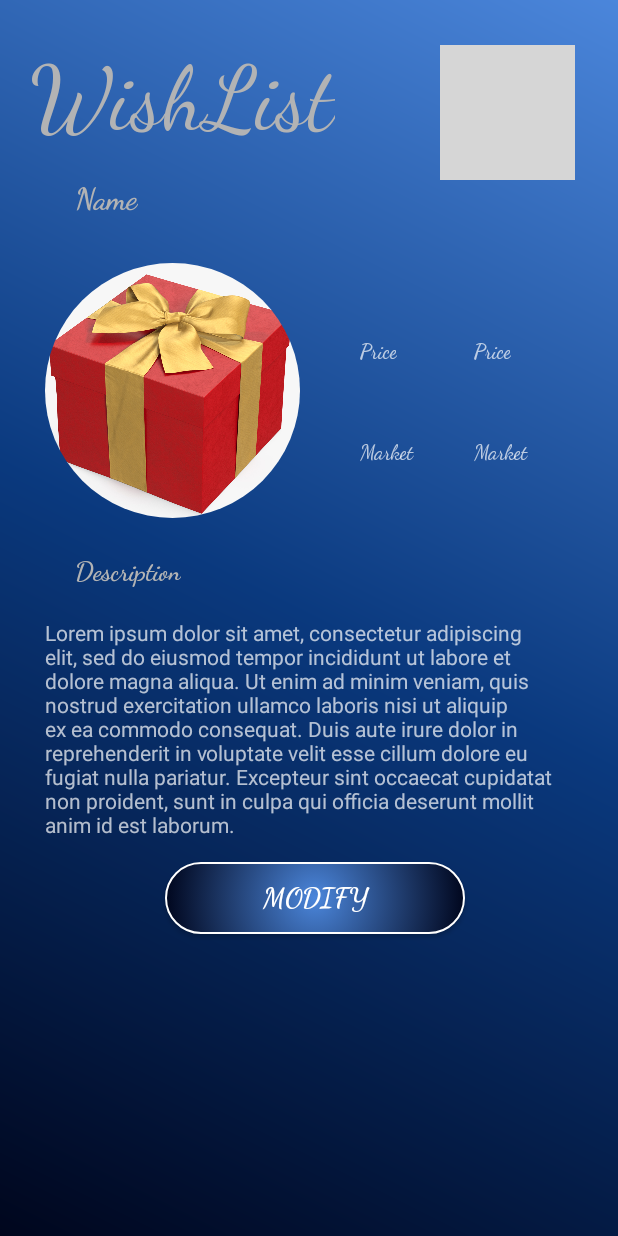
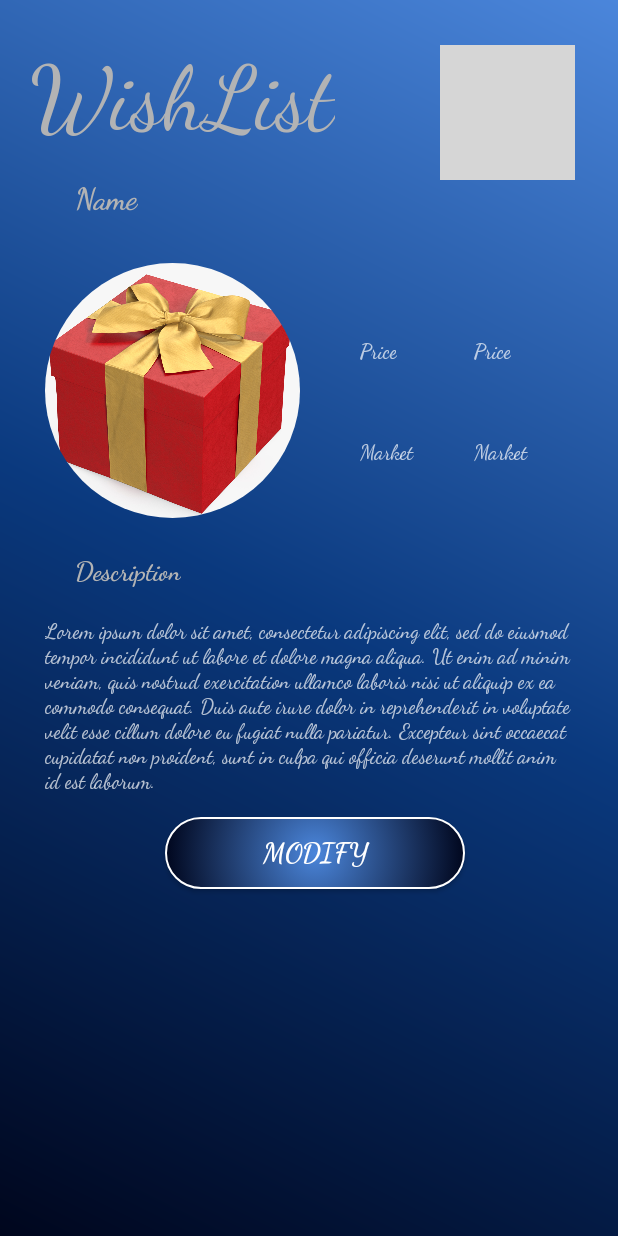
Before and after one commit to RainMaker1707/LSINF1225-2020-GroupeL31-WishList, an Android app: the WishActivity screen opened directly, with no data from a screen before it, on a phone screen of 412 x 824 dp. Run offline under Robolectric (Android 15) with nearby library versions, the phone set to English and light mode, and no system bars; our stand-ins replace CircleImageView; 4 statements that could not run were skipped; grey boxes are pictures that could not be loaded.

Commit message:
finish dynamic wish layout

```diff
--- a/app/src/main/java/be/uclouvain/lsinf1225/groupel31/wishlist/Views/Base.java
+++ b/app/src/main/java/be/uclouvain/lsinf1225/groupel31/wishlist/Views/Base.java
@@ -172,7 +172,8 @@ public class Base extends AppCompatActivity {
         //TODO set picture WishList
         //TODO set picture Wish
 
-        //TODO in last
+        //TODO after
+        //TODO show friend's wishlist
         //TODO manage permissions
         //TODO logs table for wish
         //TODO parameters
--- a/app/src/main/res/layout/activity_wish.xml
+++ b/app/src/main/res/layout/activity_wish.xml
@@ -48,6 +48,7 @@
         android:layout_marginTop="55dp"
         android:layout_marginStart="400dp">
         <ImageView
+            android:id="@+id/wish_picture"
             android:layout_width="200dp"
             android:layout_height="300dp"
             android:contentDescription="@string/blind_menu"
@@ -208,7 +209,8 @@
         android:layout_below="@id/descriptor"
         android:layout_marginTop="20dp"
         android:layout_marginBottom="65dp"
-        android:text="@string/lorem"/>
+        android:text="@string/lorem"
+        android:fontFamily="cursive"/>
 
     <Button
         android:layout_width="wrap_content"
--- a/app/src/main/res/values/strings.xml
+++ b/app/src/main/res/values/strings.xml
@@ -57,4 +57,6 @@
     <string name="market">Market</string>
     <string name="lorem">Lorem ipsum dolor sit amet, consectetur adipiscing elit, sed do eiusmod tempor incididunt ut labore et dolore magna aliqua. Ut enim ad minim veniam, quis nostrud exercitation ullamco laboris nisi ut aliquip ex ea commodo consequat. Duis aute irure dolor in reprehenderit in voluptate velit esse cillum dolore eu fugiat nulla pariatur. Excepteur sint occaecat cupidatat non proident, sunt in culpa qui officia deserunt mollit anim id est laborum.</string>
     <string name="modify">Modify</string>
+    <string name="no_market">No market filled</string>
+    <string name="no_desc">No description filled</string>
 </resources>
```
Also changed, not shown: app/src/main/java/be/uclouvain/lsinf1225/groupel31/wishlist/Views/WishActivity.java (+6 -3 lines).
